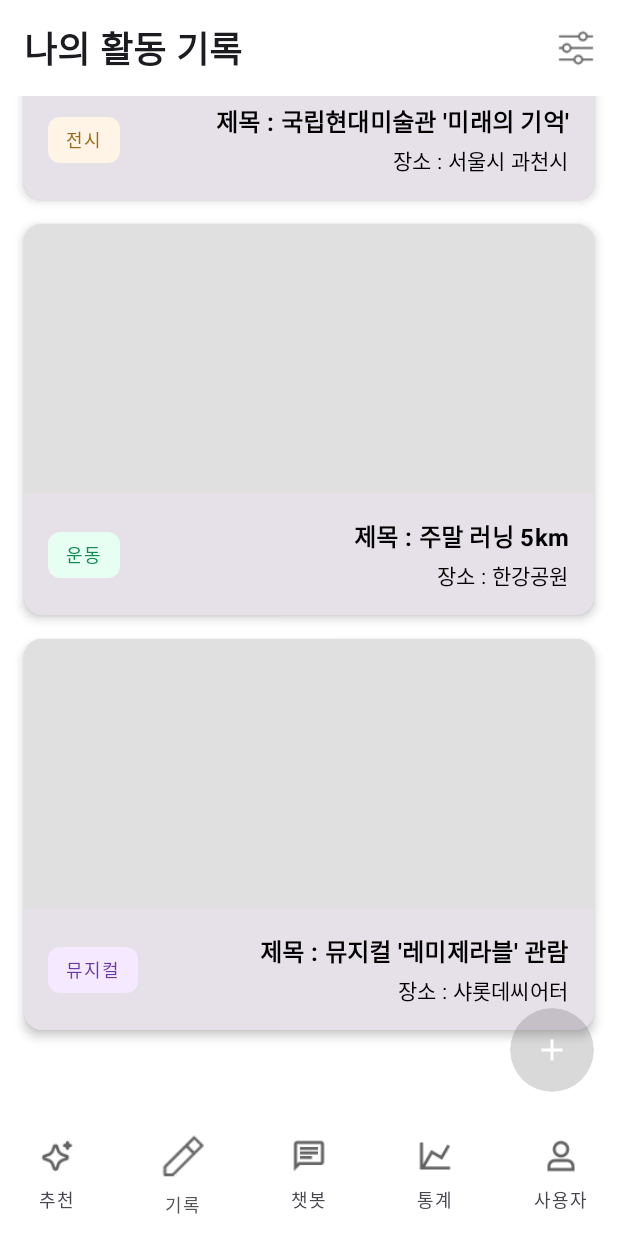
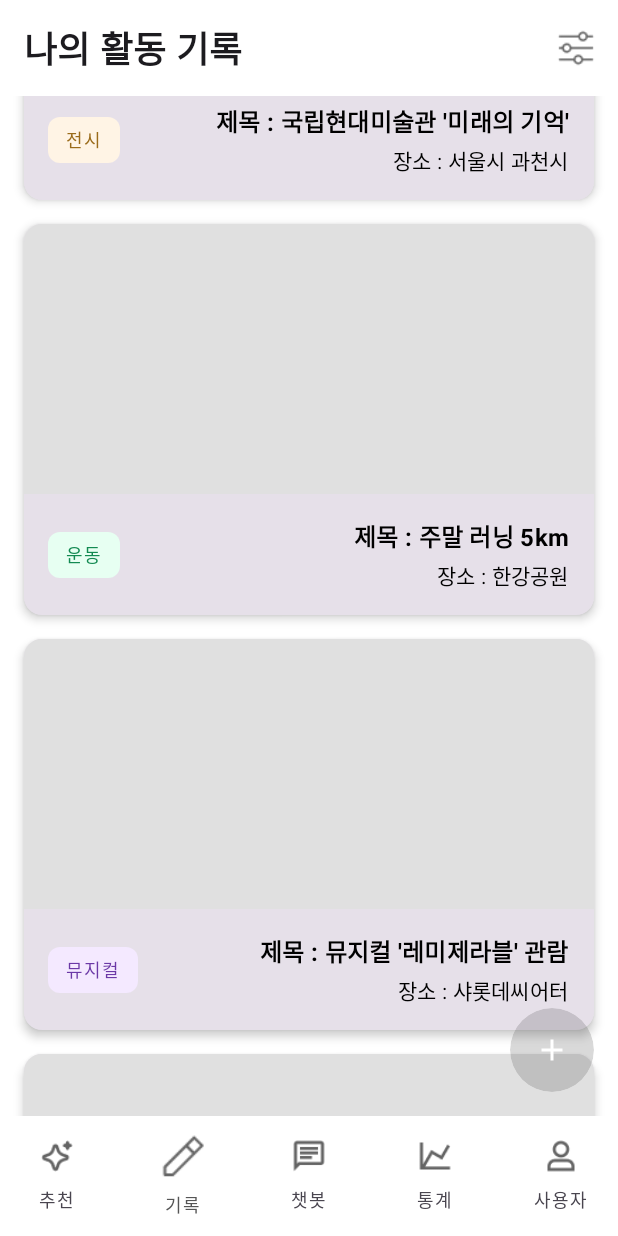
Before and after one commit to alpha-archive/archive-android, an Android app built with Jetpack Compose: the RecordScreen screen opened through its navigation route, scrolled down 476 dp, on a phone screen of 412 x 824 dp. Run offline under Robolectric (Android 15) with nearby library versions, the phone set to English and light mode, and no system bars; our stand-ins replace Dagger/Hilt's generated code.

```diff
--- /dev/null
+++ b/ArchiveAndroid/app/src/main/java/com/example/archiveandroid/core/network/NetworkModule.kt
@@ -0,0 +1,31 @@
+package com.example.archiveandroid.core.network
+
+import com.example.archiveandroid.feature.intro.data.remote.AuthApi
+import com.example.archiveandroid.feature.home.record.data.remote.ActivityApi
+import dagger.Module
+import dagger.Provides
+import dagger.hilt.InstallIn
+import dagger.hilt.components.SingletonComponent
+import retrofit2.Retrofit
+import javax.inject.Singleton
+
+@Module
+@InstallIn(SingletonComponent::class)
+object NetworkModule {
+
+    @Provides
+    @Singleton
+    fun provideAuthApi(
+        retrofit: Retrofit
+    ): AuthApi {
+        return retrofit.create(AuthApi::class.java)
+    }
+
+    @Provides
+    @Singleton
+    fun provideActivityApi(
+        retrofit: Retrofit
+    ): ActivityApi {
+        return retrofit.create(ActivityApi::class.java)
+    }
+}
--- a/ArchiveAndroid/app/src/main/java/com/example/archiveandroid/core/network/TokenRefreshService.kt
+++ b/ArchiveAndroid/app/src/main/java/com/example/archiveandroid/core/network/TokenRefreshService.kt
@@ -2,7 +2,7 @@ package com.example.archiveandroid.core.network
 
 import com.example.archiveandroid.core.storage.TokenStore
 import com.example.archiveandroid.BuildConfig
-import com.example.archiveandroid.feature.intro.data.remote.dto.ApiResponse
+import com.example.archiveandroid.core.network.dto.ApiResponse
 import com.example.archiveandroid.feature.intro.data.remote.dto.AppTokenResponse
 import com.example.archiveandroid.feature.intro.data.remote.dto.RefreshTokenRequest
 import com.google.gson.GsonBuilder
--- a/ArchiveAndroid/app/src/main/java/com/example/archiveandroid/feature/intro/data/remote/dto/ApiResponse.kt
+++ b/ArchiveAndroid/app/src/main/java/com/example/archiveandroid/core/network/dto/ApiResponse.kt
@@ -1,4 +1,4 @@
-package com.example.archiveandroid.feature.intro.data.remote.dto
+package com.example.archiveandroid.core.network.dto
 
 data class ApiResponse<T>(
     val success: Boolean,
--- a/ArchiveAndroid/app/src/main/java/com/example/archiveandroid/feature/home/record/RecordScreen.kt
+++ b/ArchiveAndroid/app/src/main/java/com/example/archiveandroid/feature/home/record/RecordScreen.kt
@@ -46,6 +46,11 @@ import androidx.compose.ui.text.font.FontWeight
 import androidx.compose.ui.unit.dp
 import androidx.compose.ui.unit.sp
 import com.example.archiveandroid.feature.home.record.filter.RecordFilterSheet
+import com.example.archiveandroid.feature.home.record.ui.RecordItem
+import com.example.archiveandroid.feature.home.record.ui.RecordListItem
+import com.example.archiveandroid.feature.home.record.ui.RecordItemMapper
+import androidx.hilt.navigation.compose.hiltViewModel
+import androidx.compose.runtime.collectAsState
 
 private fun sampleRecords(): List<RecordItem> = listOf(
     RecordItem(
@@ -86,13 +91,14 @@ private fun sampleRecords(): List<RecordItem> = listOf(
 @Composable
 fun RecordScreen(
     onFilterClick: () -> Unit = {},
-    onAddClick: () -> Unit = {}
+    onAddClick: () -> Unit = {},
+    viewModel: RecordViewModel = hiltViewModel()
 ) {
     val scrollState = rememberScrollState()
     var lastScroll by remember { mutableIntStateOf(0) }
     var fabVisible by remember { mutableStateOf(true) }
     var showFilter by remember { mutableStateOf(false) }
-    val records = remember { sampleRecords() }
+    val uiState by viewModel.uiState.collectAsState()
 
     LaunchedEffect(scrollState.value) {
         val delta = scrollState.value - lastScroll
@@ -159,18 +165,36 @@ fun RecordScreen(
                 .fillMaxSize()
                 .padding(innerPadding)
         ) {
-            if (records.isEmpty()) {
+            when {
+                uiState.isLoading -> {
+                    Box(
+                        modifier = Modifier.fillMaxSize(),
+                        contentAlignment = Alignment.Center
+                    ) {
+                        Text(text = "로딩 중...", style = MaterialTheme.typography.titleLarge)
+                    }
+                }
+                uiState.error != null -> {
+                    Box(
+                        modifier = Modifier.fillMaxSize(),
+                        contentAlignment = Alignment.Center
+                    ) {
+                        Text(text = "오류: ${uiState.error}", style = MaterialTheme.typography.titleLarge)
+                    }
+                }
+                uiState.records.isEmpty() -> {
                     Box(
                         modifier = Modifier.fillMaxSize(),
                         contentAlignment = Alignment.Center
                     ) {
                         Text(text = "아직 기록이 없어요", style = MaterialTheme.typography.titleLarge)
                     }
-            } else {
+                }
+                else -> {
                     LazyColumn(
                         modifier = Modifier.fillMaxSize(),
                     ) {
-                    items(records, key = { it.id }) { item ->
+                        items(uiState.records, key = { it.id }) { item ->
                             RecordListItem(
                                 item = item,
                                 onClick = { /* TODO: 상세보기 또는 편집 */ },
@@ -178,6 +202,7 @@ fun RecordScreen(
                             )
                         }
                         item { Spacer(modifier = Modifier.height(72.dp)) }
+                    }
                 }
             }
         }
--- /dev/null
+++ b/ArchiveAndroid/app/src/main/java/com/example/archiveandroid/feature/home/record/RecordViewModel.kt
@@ -0,0 +1,168 @@
+package com.example.archiveandroid.feature.home.record
+
+import androidx.lifecycle.ViewModel
+import androidx.lifecycle.viewModelScope
+import com.example.archiveandroid.feature.home.record.data.repository.ActivityRepository
+import com.example.archiveandroid.feature.home.record.data.remote.dto.ActivityListResponse
+import com.example.archiveandroid.feature.home.record.ui.RecordItem
+import com.example.archiveandroid.feature.home.record.ui.RecordItemMapper
+import dagger.hilt.android.lifecycle.HiltViewModel
+import kotlinx.coroutines.flow.MutableStateFlow
+import kotlinx.coroutines.flow.StateFlow
+import kotlinx.coroutines.flow.asStateFlow
+import kotlinx.coroutines.launch
+import kotlinx.coroutines.delay
+import androidx.compose.ui.graphics.Color
+import javax.inject.Inject
+
+data class RecordUiState(
+    val records: List<RecordItem> = emptyList(),
+    val nextCursor: String? = null,
+    val hasMore: Boolean = false,
+    val isLoading: Boolean = false,
+    val isLoadingMore: Boolean = false,
+    val error: String? = null
+)
+
+@HiltViewModel
+class RecordViewModel @Inject constructor(
+    val activityRepository: ActivityRepository
+) : ViewModel() {
+
+    private val _uiState = MutableStateFlow(RecordUiState())
+    val uiState: StateFlow<RecordUiState> = _uiState.asStateFlow()
+
+    init {
+        loadActivities()
+    }
+
+    fun loadActivities(category: String? = null) {
+        viewModelScope.launch {
+            _uiState.value = _uiState.value.copy(isLoading = true, error = null)
+
+            // TODO: 서버 API 연결 시 실제 API 호출로 변경
+            // activityRepository.getActivities(category = category)
+
+            // 임시 더미 데이터
+            delay(1000) // 로딩 시뮬레이션
+            val dummyRecords = getDummyRecords(category)
+            _uiState.value = _uiState.value.copy(
+                records = dummyRecords,
+                nextCursor = "dummy_cursor_2",
+                hasMore = true,
+                isLoading = false
+            )
+        }
+    }
+
+    fun loadMoreActivities() {
+        val currentState = _uiState.value
+        if (currentState.isLoadingMore || !currentState.hasMore || currentState.nextCursor == null) {
+            return
+        }
+
+        viewModelScope.launch {
+            _uiState.value = currentState.copy(isLoadingMore = true)
+
+            // TODO: 서버 API 연결 시 실제 API 호출로 변경
+            // activityRepository.getActivities(cursor = currentState.nextCursor)
+
+            // 임시 더미 데이터
+            delay(800) // 로딩 시뮬레이션
+            val moreDummyRecords = getMoreDummyRecords(currentState.records.size)
+            _uiState.value = _uiState.value.copy(
+                records = currentState.records + moreDummyRecords,
+                nextCursor = if (moreDummyRecords.size < 3) null else "dummy_cursor_${currentState.records.size + moreDummyRecords.size}",
+                hasMore = moreDummyRecords.size >= 3,
+                isLoadingMore = false
+            )
+        }
+    }
+
+    fun refresh() {
+        loadActivities()
+    }
+
+    private fun getDummyRecords(category: String? = null): List<RecordItem> {
+        val allRecords = listOf(
+            RecordItem(
+                id = "1",
+                title = "KOSS 여름 LT",
+                location = "강원도 양양군 정암해변",
+                categoryLabel = "여행",
+                categoryBg = Color(0xFFE8F0FF),
+                categoryFg = Color(0xFF335C99)
+            ),
+            RecordItem(
+                id = "2",
+                title = "국립현대미술관 '미래의 기억'",
+                location = "서울시 과천시",
+                categoryLabel = "전시",
+                categoryBg = Color(0xFFFFF4E5),
+                categoryFg = Color(0xFF9A6B1A)
+            ),
+            RecordItem(
+                id = "3",
+                title = "주말 러닝 5km",
+                location = "한강공원",
+                categoryLabel = "운동",
+                categoryBg = Color(0xFFE7FFF2),
+                categoryFg = Color(0xFF138A52)
+            ),
+            RecordItem(
+                id = "4",
+                title = "뮤지컬 '레미제라블' 관람",
+                location = "샤롯데씨어터",
+                categoryLabel = "뮤지컬",
+                categoryBg = Color(0xFFF4E9FF),
+                categoryFg = Color(0xFF6B39A6)
+            ),
+            RecordItem(
+                id = "5",
+                title = "도서관에서 독서",
+                location = "국립중앙도서관",
+                categoryLabel = "독서",
+                categoryBg = Color(0xFFFFEFE6),
+                categoryFg = Color(0xFFB04A17)
+            )
+        )
+
+        return if (category != null) {
+            allRecords.filter { it.categoryLabel == category }
+        } else {
+            allRecords
+        }
+    }
+
+    private fun getMoreDummyRecords(currentCount: Int): List<RecordItem> {
+        val moreRecords = listOf(
+            RecordItem(
+                id = "${currentCount + 1}",
+                title = "축구 경기 관람",
+                location = "서울월드컵경기장",
+                categoryLabel = "스포츠 관람",
+                categoryBg = Color(0xFFEAF5FF),
+                categoryFg = Color(0xFF2C5A8A)
+            ),
+            RecordItem(
+                id = "${currentCount + 2}",
+                title = "피아노 연주",
+                location = "집",
+                categoryLabel = "악기 연주",
+                categoryBg = Color(0xFFEFF9FF),
+                categoryFg = Color(0xFF1F6E8C)
+            ),
+            RecordItem(
+                id = "${currentCount + 3}",
+                title = "노인복지센터 봉사",
+                location = "강남구 노인복지센터",
+                categoryLabel = "봉사",
+                categoryBg = Color(0xFFEFF7FF),
+                categoryFg = Color(0xFF2D6AA3)
+            )
+        )
+
+        // 무한 스크롤 시뮬레이션을 위해 3개씩만 반환
+        return moreRecords.take(3)
+    }
+}
--- /dev/null
+++ b/ArchiveAndroid/app/src/main/java/com/example/archiveandroid/feature/home/record/data/remote/ActivityApi.kt
@@ -0,0 +1,45 @@
+package com.example.archiveandroid.feature.home.record.data.remote
+
+import com.example.archiveandroid.core.network.dto.ApiResponse
+import com.example.archiveandroid.feature.home.record.data.remote.dto.ActivityDto
+import com.example.archiveandroid.feature.home.record.data.remote.dto.ActivityListResponse
+import com.example.archiveandroid.feature.home.record.data.remote.dto.CreateActivityRequest
+import com.example.archiveandroid.feature.home.record.data.remote.dto.UpdateActivityRequest
+import retrofit2.Response
+import retrofit2.http.Body
+import retrofit2.http.DELETE
+import retrofit2.http.GET
+import retrofit2.http.POST
+import retrofit2.http.PUT
+import retrofit2.http.Path
+import retrofit2.http.Query
+
+interface ActivityApi {
+    @GET("/api/activities")
+    suspend fun getActivities(
+        @Query("limit") limit: Int = 20,
+        @Query("cursor") cursor: String? = null,
+        @Query("category") category: String? = null
+    ): Response<ApiResponse<ActivityListResponse>>
+
+    @GET("/api/activities/{id}")
+    suspend fun getActivity(
+        @Path("id") id: String
+    ): Response<ApiResponse<ActivityDto>>
+
+    @POST("/api/activities")
+    suspend fun createActivity(
+        @Body request: CreateActivityRequest
+    ): Response<ApiResponse<ActivityDto>>
+
+    @PUT("/api/activities/{id}")
+    suspend fun updateActivity(
+        @Path("id") id: String,
+        @Body request: UpdateActivityRequest
+    ): Response<ApiResponse<ActivityDto>>
+
+    @DELETE("/api/activities/{id}")
+    suspend fun deleteActivity(
+        @Path("id") id: String
+    ): Response<ApiResponse<Unit>>
+}
--- a/ArchiveAndroid/app/src/main/java/com/example/archiveandroid/feature/home/record/ui/RecordItem.kt
+++ b/ArchiveAndroid/app/src/main/java/com/example/archiveandroid/feature/home/record/ui/RecordItem.kt
@@ -1,4 +1,4 @@
-package com.example.archiveandroid.feature.home.record
+package com.example.archiveandroid.feature.home.record.ui
 
 import android.graphics.BitmapFactory
 import androidx.compose.foundation.Image
--- a/ArchiveAndroid/app/src/main/java/com/example/archiveandroid/feature/intro/data/remote/AuthApi.kt
+++ b/ArchiveAndroid/app/src/main/java/com/example/archiveandroid/feature/intro/data/remote/AuthApi.kt
@@ -1,6 +1,6 @@
 package com.example.archiveandroid.feature.intro.data.remote
 
-import com.example.archiveandroid.feature.intro.data.remote.dto.ApiResponse
+import com.example.archiveandroid.core.network.dto.ApiResponse
 import com.example.archiveandroid.feature.intro.data.remote.dto.AppTokenResponse
 import com.example.archiveandroid.feature.intro.data.remote.dto.KakaoLoginRequest
 import com.example.archiveandroid.feature.intro.data.remote.dto.RefreshTokenRequest
```
Also changed, not shown: ArchiveAndroid/app/src/main/java/com/example/archiveandroid/core/network/ApiResultHandler.kt (added, +51 -0 lines), ArchiveAndroid/app/src/main/java/com/example/archiveandroid/core/repository/BaseRepository.kt (added, +44 -0 lines), ArchiveAndroid/app/src/main/java/com/example/archiveandroid/feature/home/record/data/remote/dto/ActivityDto.kt (added, +51 -0 lines), ArchiveAndroid/app/src/main/java/com/example/archiveandroid/feature/home/record/data/repository/ActivityRepository.kt (added, +35 -0 lines), ArchiveAndroid/app/src/main/java/com/example/archiveandroid/feature/home/record/data/repository/ActivityRepositoryImpl.kt (added, +50 -0 lines), ArchiveAndroid/app/src/main/java/com/example/archiveandroid/feature/home/record/ui/RecordItemMapper.kt (added, +32 -0 lines), ArchiveAndroid/app/src/main/java/com/example/archiveandroid/feature/intro/data/network/IntroNetworkModule.kt (deleted, +0 -25 lines), ArchiveAndroid/app/src/main/java/com/example/archiveandroid/feature/intro/data/repository/AuthRepositoryImpl.kt (+8 -22 lines). Lines whose indentation alone changed are shown as unchanged.
